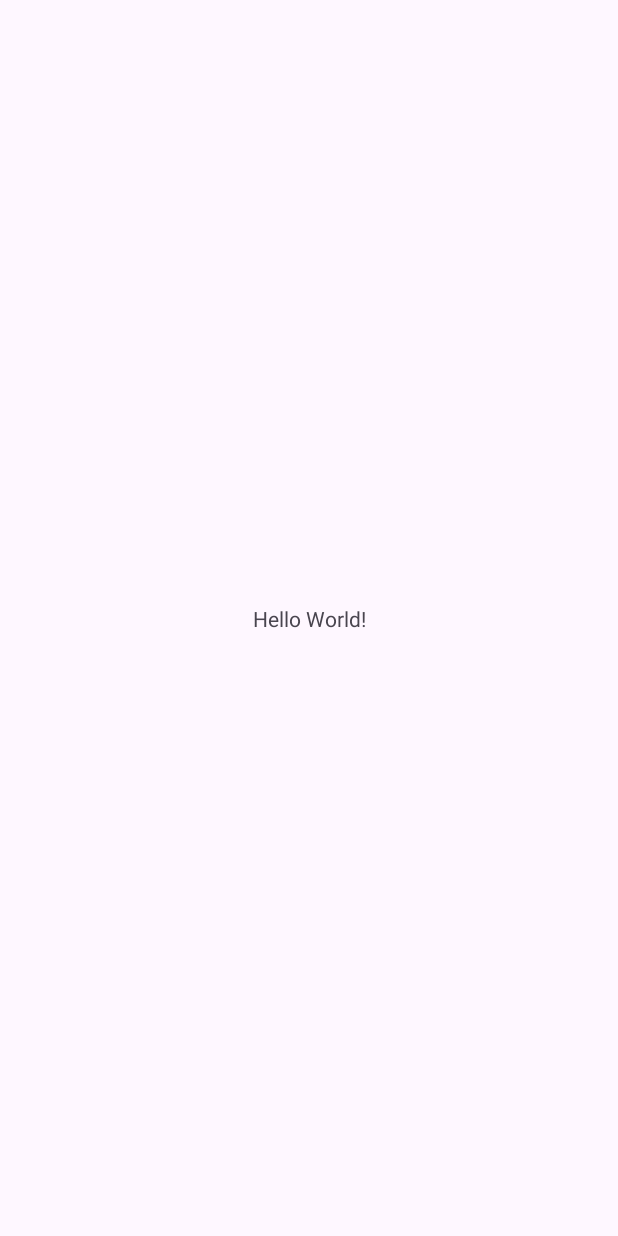
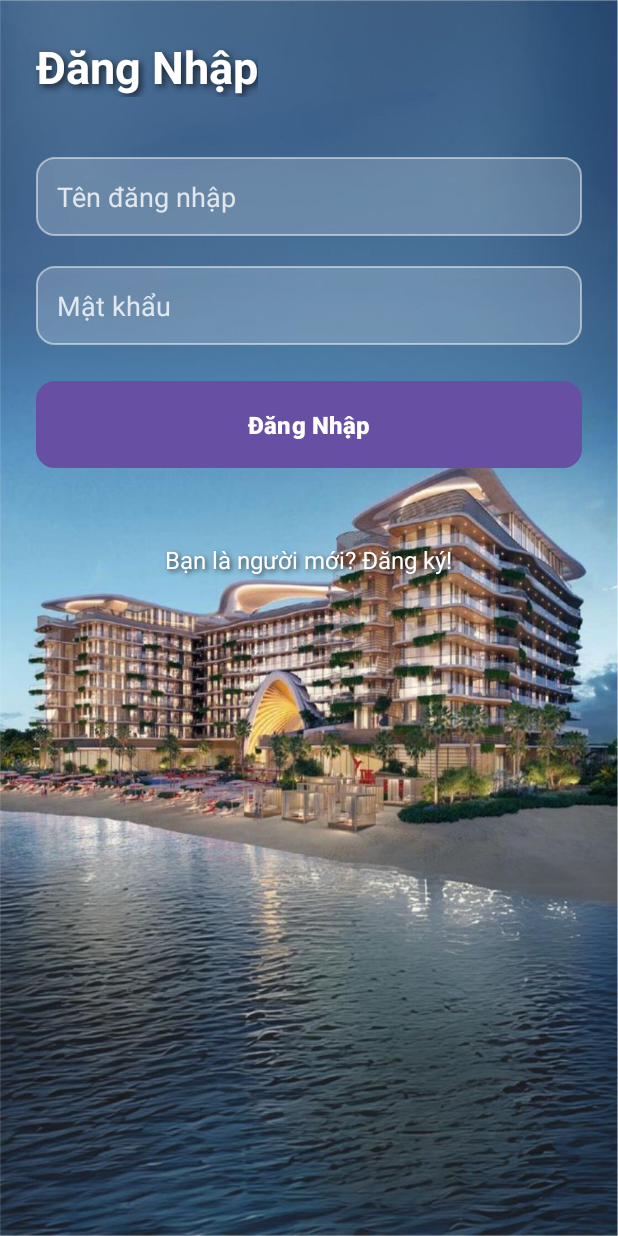
Before and after one commit to Zebihela15/QLKhachSan, an Android app: the screen it shows after launch (MainActivity before the commit, LoginActivity after it), on a phone screen of 412 x 824 dp. Before the commit the screen is almost empty. Run offline under Robolectric (Android 15) with nearby library versions, the phone set to English and light mode, and no system bars.

Commit message:
database + login + register

```diff
--- a/app/src/main/AndroidManifest.xml
+++ b/app/src/main/AndroidManifest.xml
@@ -13,14 +13,16 @@
         android:theme="@style/Theme.AppQLKhachSan"
         tools:targetApi="31">
         <activity
-            android:name=".MainActivity"
+            android:name=".LoginActivity"
             android:exported="true">
             <intent-filter>
                 <action android:name="android.intent.action.MAIN" />
 
                 <category android:name="android.intent.category.LAUNCHER" />
             </intent-filter>
+
         </activity>
+        <activity android:name=".RegisterActivity" />
     </application>
 
 </manifest>
--- /dev/null
+++ b/app/src/main/java/com/sinhvien/appqlkhachsan/LoginActivity.java
@@ -0,0 +1,66 @@
+package com.sinhvien.appqlkhachsan;
+
+import android.content.Intent;
+import android.database.Cursor;
+import android.database.sqlite.SQLiteDatabase;
+import android.os.Bundle;
+import android.widget.Button;
+import android.widget.EditText;
+import android.widget.TextView;
+import android.widget.Toast;
+import androidx.appcompat.app.AppCompatActivity;
+
+public class LoginActivity extends AppCompatActivity {
+
+    private EditText etUsername, etPassword;
+    private Button btnLogin;
+    private TextView tvRegister;
+    private DatabaseHelper dbHelper;
+
+    @Override
+    protected void onCreate(Bundle savedInstanceState) {
+        super.onCreate(savedInstanceState);
+        setContentView(R.layout.activity_login);
+
+        // Khởi tạo các view
+        etUsername = findViewById(R.id.etUsername);
+        etPassword = findViewById(R.id.etPassword);
+        btnLogin = findViewById(R.id.btnLogin);
+        tvRegister = findViewById(R.id.tvRegister);
+        dbHelper = new DatabaseHelper(this);
+
+        // Xử lý sự kiện nút Đăng nhập
+        btnLogin.setOnClickListener(v -> {
+            String username = etUsername.getText().toString().trim();
+            String password = etPassword.getText().toString().trim();
+
+            if (username.isEmpty() || password.isEmpty()) {
+                Toast.makeText(LoginActivity.this, "Vui lòng nhập đầy đủ thông tin", Toast.LENGTH_SHORT).show();
+                return;
+            }
+
+            // Kiểm tra thông tin đăng nhập
+            SQLiteDatabase db = dbHelper.getReadableDatabase();
+            Cursor cursor = db.rawQuery("SELECT * FROM Users WHERE Username = ? AND Password = ?",
+                    new String[]{username, password});
+
+            if (cursor.moveToFirst()) {
+                Toast.makeText(LoginActivity.this, "Đăng nhập thành công", Toast.LENGTH_SHORT).show();
+                // Chuyển sang activity chính (MainActivity) hoặc activity khác
+                Intent intent = new Intent(LoginActivity.this, MainActivity.class);
+                startActivity(intent);
+                finish();
+            } else {
+                Toast.makeText(LoginActivity.this, "Sai tên đăng nhập hoặc mật khẩu", Toast.LENGTH_SHORT).show();
+            }
+            cursor.close();
+            db.close();
+        });
+
+        // Xử lý sự kiện TextView Đăng ký
+        tvRegister.setOnClickListener(v -> {
+            Intent intent = new Intent(LoginActivity.this, RegisterActivity.class);
+            startActivity(intent);
+        });
+    }
+}
--- /dev/null
+++ b/app/src/main/res/drawable/baseline_arrow_back_24.xml
@@ -0,0 +1,5 @@
+<vector xmlns:android="http://schemas.android.com/apk/res/android" android:autoMirrored="true" android:height="24dp" android:tint="#000000" android:viewportHeight="24" android:viewportWidth="24" android:width="24dp">
+
+    <path android:fillColor="@android:color/white" android:pathData="M20,11H7.83l5.59,-5.59L12,4l-8,8 8,8 1.41,-1.41L7.83,13H20v-2z"/>
+
+</vector>
--- /dev/null
+++ b/app/src/main/res/drawable/button_background.xml
@@ -0,0 +1,10 @@
+<?xml version="1.0" encoding="utf-8"?>
+<shape xmlns:android="http://schemas.android.com/apk/res/android"
+    android:shape="rectangle">
+
+    <solid android:color="#66FF99" />
+    <corners android:radius="12dp" />
+    <stroke
+        android:width="1dp"
+        android:color="#FFFFFF" />
+</shape>
--- /dev/null
+++ b/app/src/main/res/drawable/edit_text_background.xml
@@ -0,0 +1,9 @@
+<?xml version="1.0" encoding="utf-8"?>
+<shape xmlns:android="http://schemas.android.com/apk/res/android"
+    android:shape="rectangle">
+    <solid android:color="#33FFFFFF" /> <!-- Trắng bán trong suốt -->
+    <corners android:radius="12dp" /> <!-- Bo góc mềm -->
+    <stroke
+        android:width="1dp"
+        android:color="#80FFFFFF" /> <!-- Viền trắng mờ -->
+</shape>
--- /dev/null
+++ b/app/src/main/res/layout/activity_login.xml
@@ -0,0 +1,88 @@
+<?xml version="1.0" encoding="utf-8"?>
+<LinearLayout xmlns:android="http://schemas.android.com/apk/res/android"
+    android:layout_width="match_parent"
+    android:layout_height="match_parent"
+    android:orientation="vertical"
+    android:padding="24dp"
+    android:background="@drawable/brlogin2">
+
+
+    <TextView
+        android:layout_width="wrap_content"
+        android:layout_height="wrap_content"
+        android:text="Đăng Nhập"
+        android:textSize="30sp"
+        android:textStyle="bold"
+        android:textColor="#FFFFFF"
+        android:shadowColor="#AA000000"
+        android:shadowDx="3"
+        android:shadowDy="3"
+        android:shadowRadius="6"
+        android:layout_marginBottom="40dp"/>
+
+
+    <EditText
+        android:id="@+id/etUsername"
+        android:layout_width="match_parent"
+        android:layout_height="wrap_content"
+        android:hint="Tên đăng nhập"
+        android:inputType="text"
+        android:background="@drawable/edit_text_background"
+        android:padding="14dp"
+        android:textColor="#FFFFFF"
+        android:textColorHint="#CCFFFFFF"
+        android:layout_marginBottom="20dp"
+        android:elevation="6dp"/>
+
+
+    <EditText
+        android:id="@+id/etPassword"
+        android:layout_width="match_parent"
+        android:layout_height="wrap_content"
+        android:hint="Mật khẩu"
+        android:inputType="textPassword"
+        android:background="@drawable/edit_text_background"
+        android:padding="14dp"
+        android:textColor="#FFFFFF"
+        android:textColorHint="#CCFFFFFF"
+        android:layout_marginBottom="24dp"
+        android:elevation="6dp"/>
+
+
+    <Button
+        android:id="@+id/btnLogin"
+        android:layout_width="match_parent"
+        android:layout_height="wrap_content"
+        android:text="Đăng Nhập"
+        android:background="@drawable/button_background"
+        android:textColor="#FFFFFF"
+        android:textStyle="bold"
+        android:textSize="16sp"
+        android:padding="14dp"
+        android:elevation="6dp"
+        android:layout_marginBottom="40dp"/>
+
+
+    <TextView
+        android:id="@+id/tvRegister"
+        android:layout_width="wrap_content"
+        android:layout_height="wrap_content"
+        android:text="Bạn là người mới? Đăng ký!"
+        android:textColor="#FFFFFF"
+        android:textSize="16sp"
+        android:layout_gravity="center"
+        android:padding="10dp"
+        android:clickable="true"
+        android:focusable="true"
+        android:shadowColor="#AA000000"
+        android:shadowDx="2"
+        android:shadowDy="2"
+        android:shadowRadius="4"/>
+
+
+    <LinearLayout
+        android:layout_width="match_parent"
+        android:layout_height="0dp"
+        android:layout_weight="1" />
+
+</LinearLayout>
--- a/app/src/main/res/values/colors.xml
+++ b/app/src/main/res/values/colors.xml
@@ -2,4 +2,6 @@
 <resources>
     <color name="black">#FF000000</color>
     <color name="white">#FFFFFFFF</color>
+    <color name="blue">#0000FF</color>
+    <color name="green" >#66FF99</color>
 </resources>
--- a/gradle/libs.versions.toml
+++ b/gradle/libs.versions.toml
@@ -1,5 +1,5 @@
 [versions]
-agp = "8.9.1"
+agp = "8.9.2"
 junit = "4.13.2"
 junitVersion = "1.2.1"
 espressoCore = "3.6.1"
```
Also changed, not shown: app/src/main/java/com/sinhvien/appqlkhachsan/DatabaseHelper.java (added, +178 -0 lines), app/src/main/java/com/sinhvien/appqlkhachsan/RegisterActivity.java (added, +83 -0 lines), app/src/main/res/layout/activity_register.xml (added, +229 -0 lines), app/src/main/res/drawable/brlogin.jpg (added), app/src/main/res/drawable/brlogin2.jpg (added), 1 other file.
